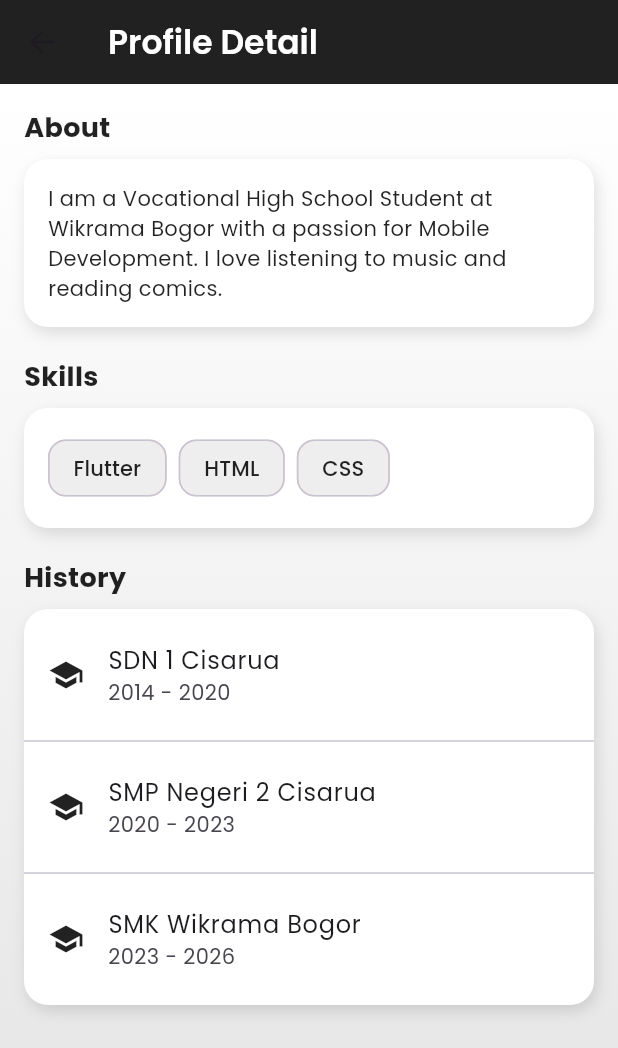
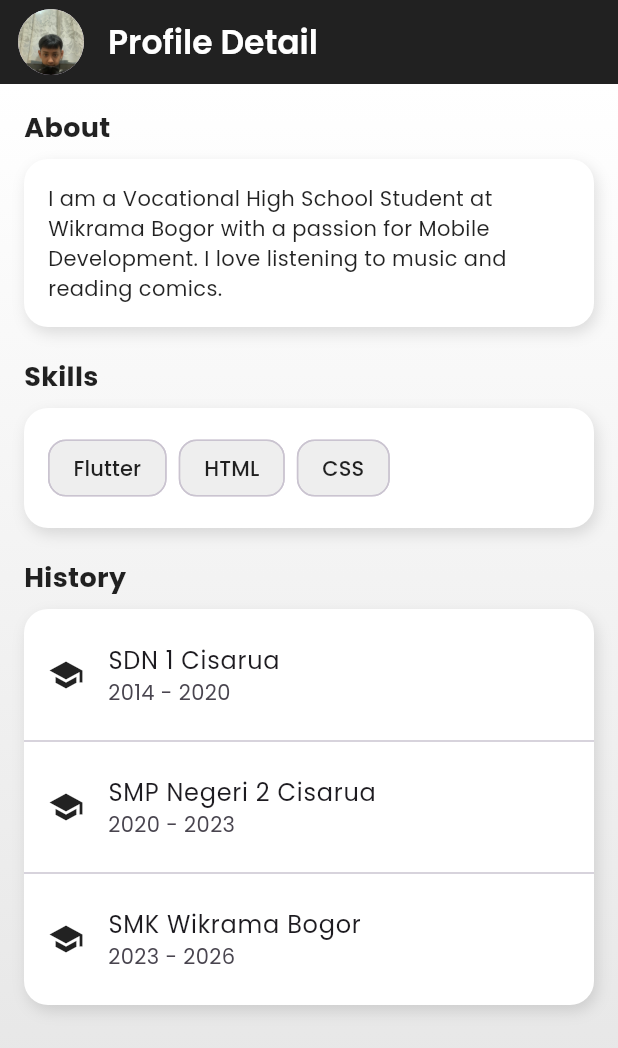
Before and after one commit to MumtazSupian/Belajar-Flutter, a Flutter app: the DetailProfilePage screen opened directly, on a phone screen of 412 x 824 dp. Shown: the top 1048 px of the screen. Run offline on Flutter 3.47's test engine with Material 3 defaults, Android fonts, the phone set to English and light mode, and no system bars; our stand-ins replace google_fonts.

Commit message:
detail profile

```diff
--- a/lib/profile.dart
+++ b/lib/profile.dart
@@ -11,6 +11,13 @@ class DetailProfilePage extends StatelessWidget {
       appBar: AppBar(
         elevation: 0,
         backgroundColor: Colors.black87,
+        leading: const Padding(
+          padding: EdgeInsets.only(left: 12),
+          child: CircleAvatar(
+            radius: 20,
+            backgroundImage: AssetImage("assets/der.jpg"), // ganti dengan fotomu
+          ),
+        ),
         title: Text(
           "Profile Detail",
           style: GoogleFonts.poppins(
```
